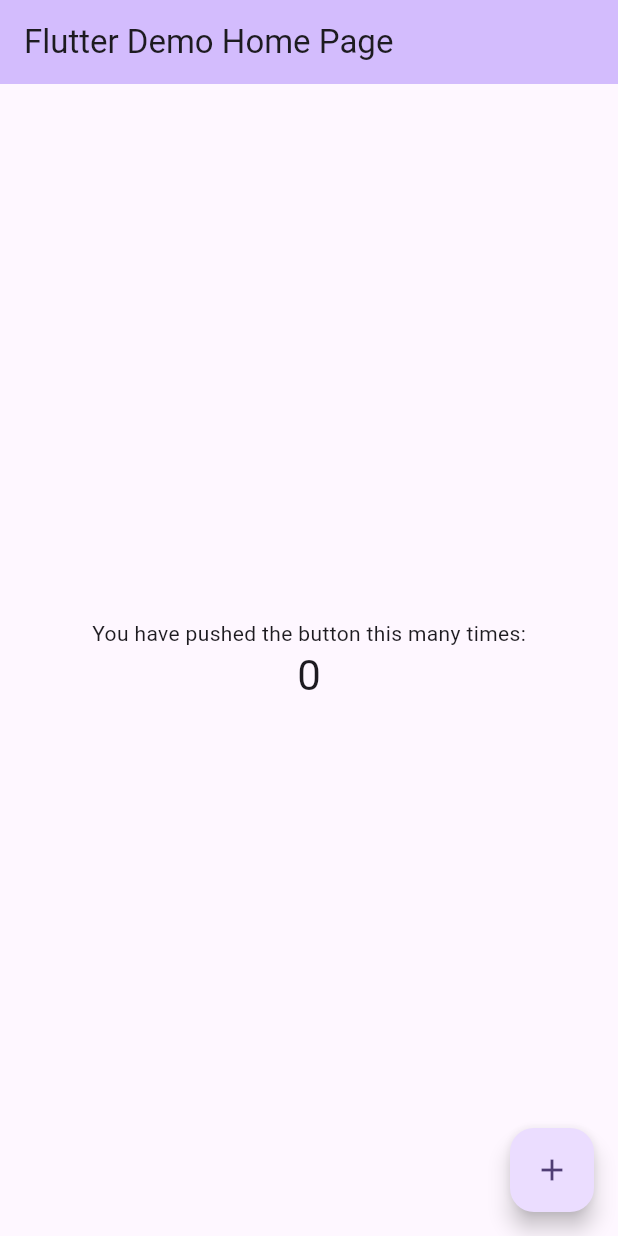
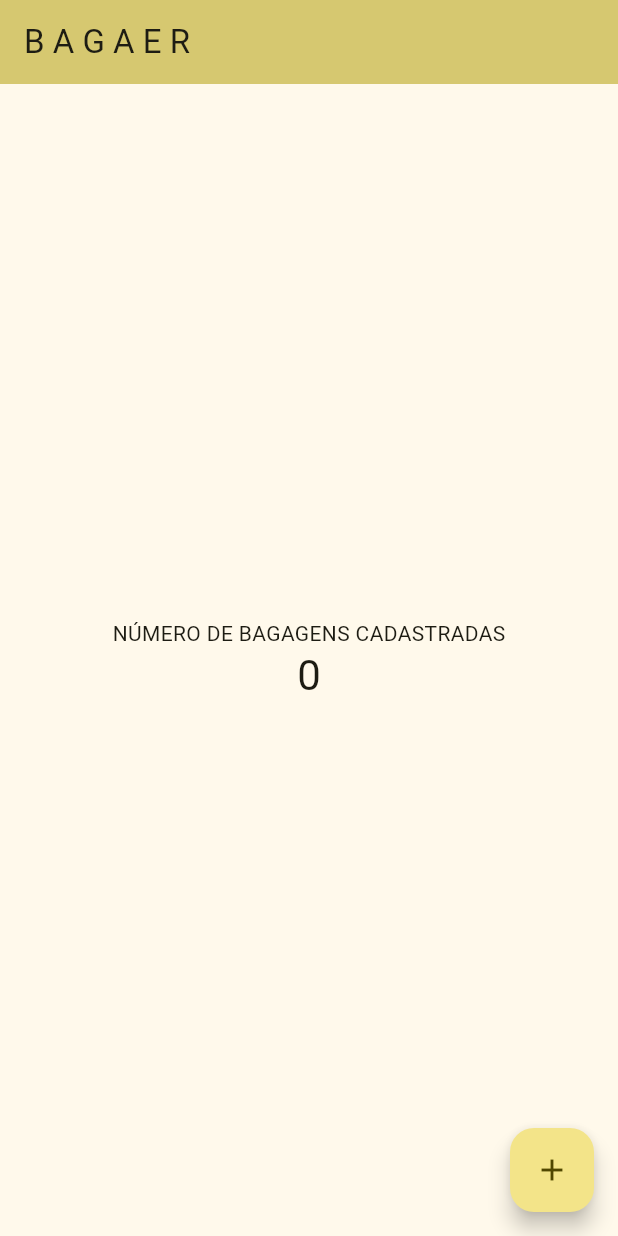
Before and after one commit to pedro-jpc/curso_flutter, a Flutter app: the screen it shows after launch, on a phone screen of 412 x 824 dp. Run offline on Flutter 3.47's test engine with Material 3 defaults, Android fonts, the phone set to English and light mode, and no system bars.

Commit message:
Update main.dart
Nome e cor alterados

```diff
--- a/lib/main.dart
+++ b/lib/main.dart
@@ -10,13 +10,14 @@
   @override
   Widget build(BuildContext context) {
     return MaterialApp(
-      title: 'Flutter Demo',
+      title: 'Bagaer',
       theme: ThemeData(
 
-        colorScheme: ColorScheme.fromSeed(seedColor: Colors.deepPurple),
+        colorScheme: ColorScheme.fromSeed(
+            seedColor: const Color.fromARGB(242, 236, 212, 0)),
         useMaterial3: true,
       ),
-      home: const MyHomePage(title: 'Flutter Demo Home Page'),
+      home: const MyHomePage(title: 'B A G A E R'),
     );
   }
 }
@@ -57,7 +58,7 @@
           mainAxisAlignment: MainAxisAlignment.center,
           children: <Widget>[
             const Text(
-              'You have pushed the button this many times:',
+              'NÚMERO DE BAGAGENS CADASTRADAS',
             ),
             Text(
               '$_counter',
```
